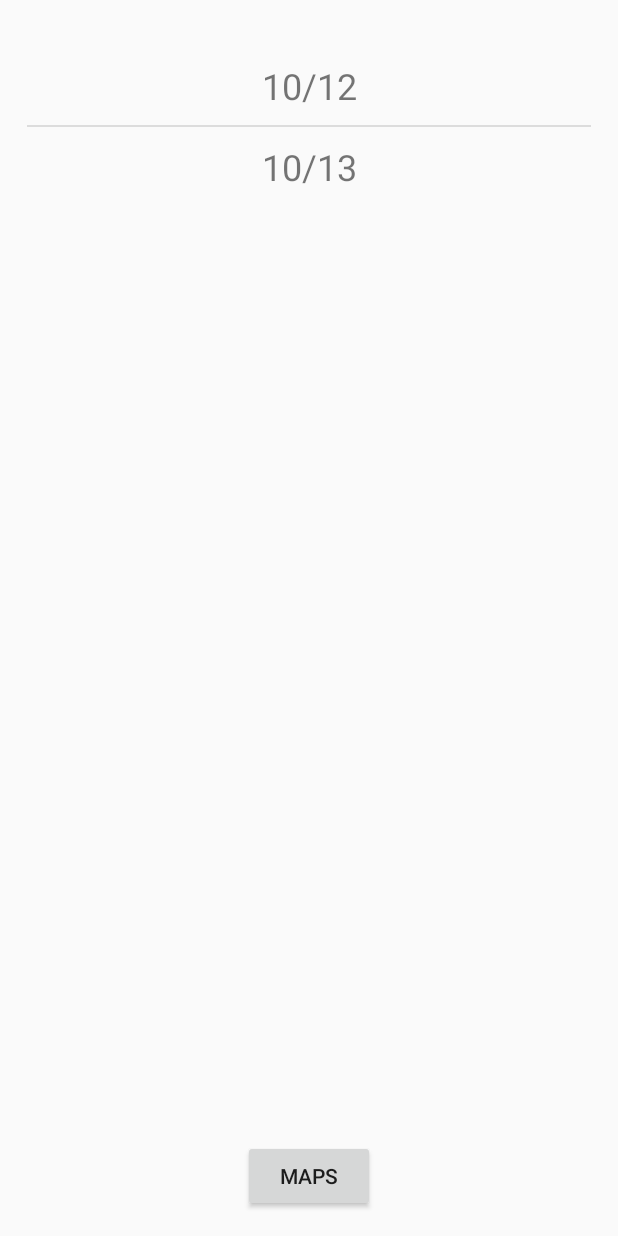
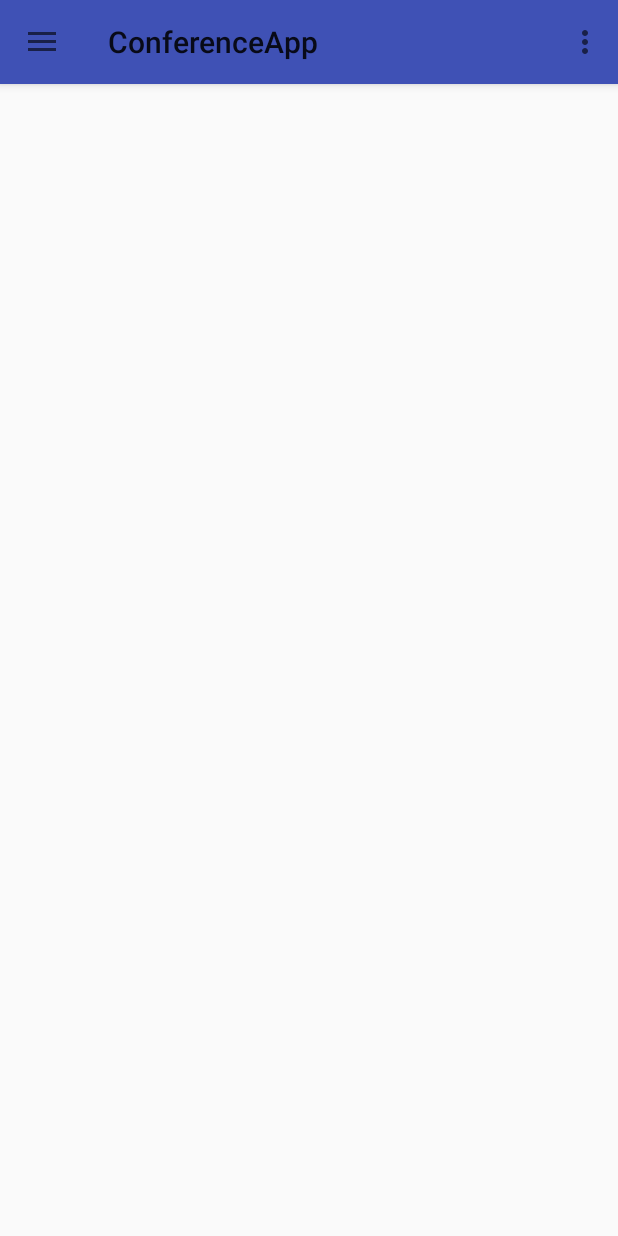
Before and after one commit to keeganlamparek/ConferenceApp, an Android app: the screen it shows after launch (MainActivity), on a phone screen of 412 x 824 dp. Run offline under Robolectric (Android 15) with nearby library versions, the phone set to English and light mode, and no system bars.

Commit message:
Basic Fragments Addded.

```diff
--- a/app/build.gradle
+++ b/app/build.gradle
@@ -24,13 +24,16 @@ dependencies {
     androidTestCompile('com.android.support.test.espresso:espresso-core:2.2.2', {
         exclude group: 'com.android.support', module: 'support-annotations'
     })
+
     compile 'com.android.support:appcompat-v7:26.+'
     compile 'com.android.support.constraint:constraint-layout:1.0.2'
     compile 'com.android.support:design:26.+'
     compile 'com.google.firebase:firebase-database:10.0.1'
+    compile 'com.android.support:support-v4:26.+'
     testCompile 'junit:junit:4.12'
-
 }
 
 
+
+
 apply plugin: 'com.google.gms.google-services'
--- /dev/null
+++ b/app/src/main/java/com/example/keegan/conferenceapp/HomeFragment.java
@@ -0,0 +1,108 @@
+package com.example.keegan.conferenceapp;
+
+import android.content.Context;
+import android.net.Uri;
+import android.os.Bundle;
+import android.support.v4.app.Fragment;
+import android.view.LayoutInflater;
+import android.view.View;
+import android.view.ViewGroup;
+
+
+/**
+ * A simple {@link Fragment} subclass.
+ * Activities that contain this fragment must implement the
+ * {@link HomeFragment.OnFragmentInteractionListener} interface
+ * to handle interaction events.
+ * Use the {@link HomeFragment#newInstance} factory method to
+ * create an instance of this fragment.
+ */
+public class HomeFragment extends Fragment {
+    // TODO: Rename parameter arguments, choose names that match
+    // the fragment initialization parameters, e.g. ARG_ITEM_NUMBER
+    private static final String ARG_PARAM1 = "param1";
+    private static final String ARG_PARAM2 = "param2";
+
+    // TODO: Rename and change types of parameters
+    private String mParam1;
+    private String mParam2;
+
+    private OnFragmentInteractionListener mListener;
+
+    public HomeFragment() {
+        // Required empty public constructor
+    }
+
+    /**
+     * Use this factory method to create a new instance of
+     * this fragment using the provided parameters.
+     *
+     * @param param1 Parameter 1.
+     * @param param2 Parameter 2.
+     * @return A new instance of fragment HomeFragment.
+     */
+    // TODO: Rename and change types and number of parameters
+    public static HomeFragment newInstance(String param1, String param2) {
+        HomeFragment fragment = new HomeFragment();
+        Bundle args = new Bundle();
+        args.putString(ARG_PARAM1, param1);
+        args.putString(ARG_PARAM2, param2);
+        fragment.setArguments(args);
+        return fragment;
+    }
+
+    @Override
+    public void onCreate(Bundle savedInstanceState) {
+        super.onCreate(savedInstanceState);
+        if (getArguments() != null) {
+            mParam1 = getArguments().getString(ARG_PARAM1);
+            mParam2 = getArguments().getString(ARG_PARAM2);
+        }
+    }
+
+    @Override
+    public View onCreateView(LayoutInflater inflater, ViewGroup container,
+                             Bundle savedInstanceState) {
+        // Inflate the layout for this fragment
+        return inflater.inflate(R.layout.fragment_home, container, false);
+    }
+
+    // TODO: Rename method, update argument and hook method into UI event
+    public void onButtonPressed(Uri uri) {
+        if (mListener != null) {
+            mListener.onFragmentInteraction(uri);
+        }
+    }
+
+    @Override
+    public void onAttach(Context context) {
+        super.onAttach(context);
+        if (context instanceof OnFragmentInteractionListener) {
+            mListener = (OnFragmentInteractionListener) context;
+        } else {
+            throw new RuntimeException(context.toString()
+                    + " must implement OnFragmentInteractionListener");
+        }
+    }
+
+    @Override
+    public void onDetach() {
+        super.onDetach();
+        mListener = null;
+    }
+
+    /**
+     * This interface must be implemented by activities that contain this
+     * fragment to allow an interaction in this fragment to be communicated
+     * to the activity and potentially other fragments contained in that
+     * activity.
+     * <p>
+     * See the Android Training lesson <a href=
+     * "http://developer.android.com/training/basics/fragments/communicating.html"
+     * >Communicating with Other Fragments</a> for more information.
+     */
+    public interface OnFragmentInteractionListener {
+        // TODO: Update argument type and name
+        void onFragmentInteraction(Uri uri);
+    }
+}
--- a/app/src/main/java/com/example/keegan/conferenceapp/MainActivity.java
+++ b/app/src/main/java/com/example/keegan/conferenceapp/MainActivity.java
@@ -1,34 +1,62 @@
 package com.example.keegan.conferenceapp;
 
 import android.content.Intent;
+import android.net.Uri;
+import android.support.design.widget.NavigationView;
+import android.support.v4.app.Fragment;
+import android.support.v4.app.FragmentManager;
+import android.support.v4.app.FragmentTransaction;
+import android.support.v4.view.GravityCompat;
+import android.support.v4.widget.DrawerLayout;
+import android.support.v7.app.ActionBarDrawerToggle;
 import android.support.v7.app.AppCompatActivity;
 import android.os.Bundle;
 import java.util.ArrayList;
 import java.util.GregorianCalendar;
 import java.util.List;
+
+import android.support.v7.widget.Toolbar;
+import android.view.Menu;
+import android.view.MenuItem;
 import android.view.View;
 import android.widget.AdapterView;
 import android.widget.ArrayAdapter;
 import android.widget.ListView;
 import android.widget.Button;
-
-import com.google.firebase.database.FirebaseDatabase;
+import layout.ScheduleFragment;
 
 
-public class MainActivity extends AppCompatActivity{
+public class MainActivity extends AppCompatActivity
+        implements NavigationView.OnNavigationItemSelectedListener, HomeFragment.OnFragmentInteractionListener, ScheduleFragment.OnFragmentInteractionListener{
 
     private List<String> listOfDays;
 
     @Override
     protected void onCreate(Bundle savedInstanceState) {
         super.onCreate(savedInstanceState);
-        setContentView(R.layout.activity_main);
+        setContentView(R.layout.navigation_layout);
+        Toolbar toolbar = (Toolbar) findViewById(R.id.toolbar);
+        setSupportActionBar(toolbar);
         startWelcomeScreen();
-        buildSchedules();
+        FragmentTransaction transaction = getSupportFragmentManager().beginTransaction();
+        transaction.replace(R.id.content_main, new HomeFragment());
+        transaction.commit();
+        final DrawerLayout drawer = (DrawerLayout) findViewById(R.id.drawer_layout);
+        ActionBarDrawerToggle toggle = new ActionBarDrawerToggle(
+                this, drawer, toolbar, R.string.navigation_drawer_open, R.string.navigation_drawer_close);
+        drawer.addDrawerListener(toggle);
+        toggle.syncState();
+
+        NavigationView navigationView = (NavigationView) findViewById(R.id.nav_view);
+        navigationView.setNavigationItemSelectedListener(this);
+
+
+       /* buildSchedules();
         ArrayAdapter<String> mAdapter = new ArrayAdapter<String>(this, R.layout.list_item_layout, listOfDays);
         ListView listOfDays = (ListView) findViewById(R.id.daysListView);
         listOfDays.setAdapter(mAdapter);
         listOfDays.setOnItemClickListener(mMessageClickedHandler);
+
 
         Button mainMapsButton = (Button)findViewById(R.id.mainMapsButton);
         mainMapsButton.setOnClickListener(new View.OnClickListener()
@@ -39,9 +67,76 @@ public class MainActivity extends AppCompatActivity{
             }
 
         }
-        );
+        );*/
 
 
+    }
+
+    @Override
+    public void onBackPressed() {
+        DrawerLayout drawer = (DrawerLayout) findViewById(R.id.drawer_layout);
+        if (drawer.isDrawerOpen(GravityCompat.START)) {
+            drawer.closeDrawer(GravityCompat.START);
+        } else {
+            super.onBackPressed();
+        }
+
+    }
+
+    @Override
+    public boolean onCreateOptionsMenu(Menu menu) {
+        // Inflate the menu; this adds items to the action bar if it is present.
+        getMenuInflater().inflate(R.menu.options, menu);
+        return true;
+    }
+
+    @Override
+    public boolean onOptionsItemSelected(MenuItem item) {
+        // Handle action bar item clicks here. The action bar will
+        // automatically handle clicks on the HomeFragment/Up button, so long
+        // as you specify a parent activity in AndroidManifest.xml.
+        int id = item.getItemId();
+
+        //noinspection SimplifiableIfStatement
+        if (id == R.id.action_settings) {
+            return true;
+        }
+
+        return super.onOptionsItemSelected(item);
+    }
+
+    @SuppressWarnings("StatementWithEmptyBody")
+    @Override
+    public boolean onNavigationItemSelected(MenuItem item) {
+        // Handle navigation view item clicks here.
+        Fragment fragment = null;
+        int id = item.getItemId();
+        Class fragmentClass = null;
+
+        switch (id){
+            case R.id.schedule_menu:
+                fragmentClass = ScheduleFragment.class;
+                break;
+            case R.id.home_menu:
+                fragmentClass = HomeFragment.class;
+                break;
+        }
+
+        try{
+
+            fragment =  (Fragment) fragmentClass.newInstance();
+
+            FragmentManager fragmentManager = getSupportFragmentManager();
+            fragmentManager.beginTransaction().replace(R.id.content_main, fragment).commit();
+        }
+        catch (Exception e){
+            e.printStackTrace();
+        }
+
+
+        DrawerLayout drawer = (DrawerLayout) findViewById(R.id.drawer_layout);
+        drawer.closeDrawer(GravityCompat.START);
+        return true;
     }
 
     private AdapterView.OnItemClickListener mMessageClickedHandler = new AdapterView.OnItemClickListener() {
@@ -64,7 +159,6 @@ public class MainActivity extends AppCompatActivity{
     private void  buildSchedules(){
 
 
-        FirebaseDatabase database = FirebaseDatabase.getInstance();
         // Build Days
         GregorianCalendar day1 = new GregorianCalendar(2017, 10, 12);
         GregorianCalendar day2 = new GregorianCalendar(2017, 10, 13);
@@ -93,5 +187,11 @@ public class MainActivity extends AppCompatActivity{
         }
     }
 
+    @Override
+    public void onFragmentInteraction(Uri uri){
+
+
+    }
+
 
 }
--- /dev/null
+++ b/app/src/main/res/drawable/ic_home.xml
@@ -0,0 +1,9 @@
+<vector xmlns:android="http://schemas.android.com/apk/res/android"
+        android:width="24dp"
+        android:height="24dp"
+        android:viewportWidth="24.0"
+        android:viewportHeight="24.0">
+    <path
+        android:fillColor="#FF000000"
+        android:pathData="M10,20v-6h4v6h5v-8h3L12,3 2,12h3v8z"/>
+</vector>
--- a/app/src/main/res/layout/content_main.xml
+++ b/app/src/main/res/layout/content_main.xml
@@ -3,6 +3,7 @@
     xmlns:android="http://schemas.android.com/apk/res/android" android:layout_width="match_parent"
     xmlns:app="http://schemas.android.com/apk/res-auto"
     xmlns:tools="http://schemas.android.com/tools"
+    android:id="@+id/content_main"
     android:layout_height="match_parent"
     app:layout_behavior="@string/appbar_scrolling_view_behavior"
     tools:showIn="@layout/app_bar_main"
--- /dev/null
+++ b/app/src/main/res/layout/fragment_home.xml
@@ -0,0 +1,14 @@
+<FrameLayout xmlns:android="http://schemas.android.com/apk/res/android"
+    xmlns:tools="http://schemas.android.com/tools"
+    android:layout_width="match_parent"
+    android:layout_height="match_parent"
+    tools:context="com.example.keegan.conferenceapp.HomeFragment">
+
+    <!-- TODO: Update blank fragment layout -->
+
+    <RelativeLayout
+        android:layout_width="match_parent"
+        android:layout_height="match_parent">
+
+    </RelativeLayout>
+</FrameLayout>
--- a/app/src/main/res/menu/my_navigation_items.xml
+++ b/app/src/main/res/menu/my_navigation_items.xml
@@ -2,6 +2,11 @@
 <menu xmlns:android="http://schemas.android.com/apk/res/android">
 
     <group android:checkableBehavior="single">
+        <item
+            android:id="@+id/home_menu"
+            android:icon="@drawable/ic_home"
+            android:title="@string/home"
+            />
         <item
             android:id="@+id/schedule_menu"
             android:icon="@drawable/ic_schedule"
--- /dev/null
+++ b/app/src/main/res/menu/options.xml
@@ -0,0 +1,9 @@
+<?xml version="1.0" encoding="utf-8"?>
+<menu xmlns:android="http://schemas.android.com/apk/res/android"
+    xmlns:app="http://schemas.android.com/apk/res-auto">
+    <item
+        android:id="@+id/action_settings"
+        android:orderInCategory="100"
+        android:title="@string/action_settings"
+        app:showAsAction="never" />
+</menu>
--- a/app/src/main/res/values/strings.xml
+++ b/app/src/main/res/values/strings.xml
@@ -14,4 +14,10 @@
     <string name="schedule">Schedule</string>
     <string name="maps">Maps</string>
     <string name="sponsors">Sponsors</string>
+    <string name="navigation_drawer_open">Open navigation drawer</string>
+    <string name="navigation_drawer_close">Close navigation drawer</string>
+    <string name="action_settings">Add Options</string>
+    <string name="home">Home</string>
+    <!-- TODO: Remove or change this placeholder text -->
+    <string name="hello_blank_fragment">Hello blank fragment</string>
 </resources>
```
Also changed, not shown: app/src/main/java/layout/ScheduleFragment.java (added, +109 -0 lines), app/src/main/res/layout/fragment_schedule.xml (added, +39 -0 lines).
